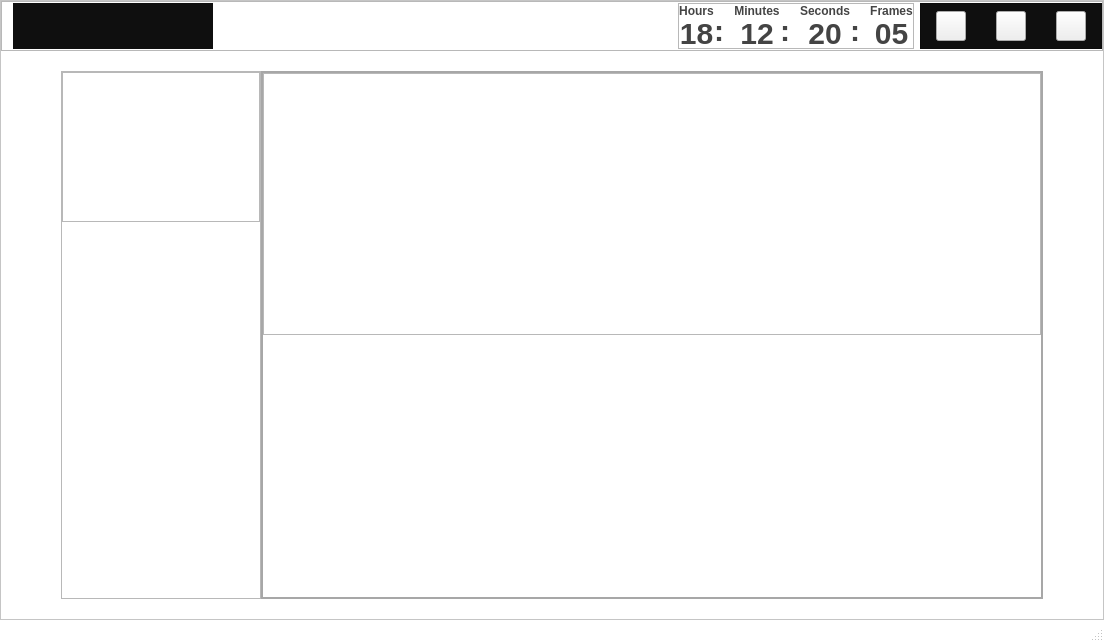
Before: the Qt Designer form mainwindow.ui in wangzz-520/PT, drawn with Qt 5.
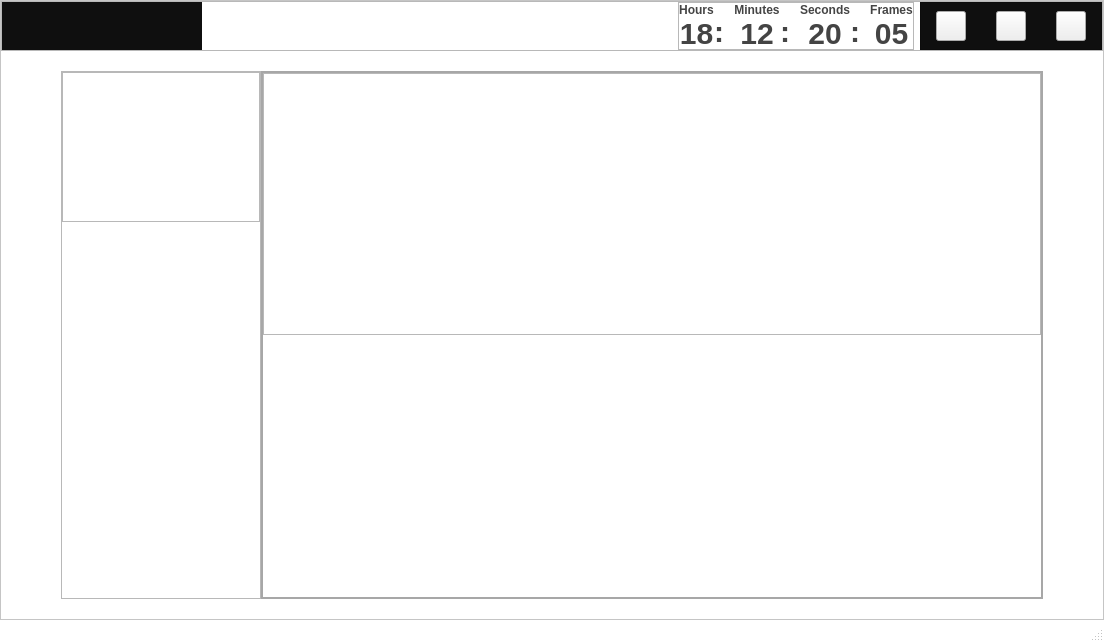
After: the same form once the commit is applied. Icons and pictures are not drawn. Custom widgets are drawn as their Qt base class.

What changed in the file:
```diff
--- a/mainwindow.ui
+++ b/mainwindow.ui
@@ -135,14 +135,17 @@
           <enum>QFrame::Raised</enum>
          </property>
          <layout class="QHBoxLayout" name="horizontalLayout">
+          <property name="leftMargin">
+           <number>0</number>
+          </property>
           <property name="topMargin">
-           <number>1</number>
+           <number>0</number>
           </property>
           <property name="rightMargin">
            <number>0</number>
           </property>
           <property name="bottomMargin">
-           <number>1</number>
+           <number>0</number>
           </property>
           <item>
            <widget class="QLabel" name="lbLogo">
```
Left out of the diff: 2 changed lines with no effect on the pictures.
